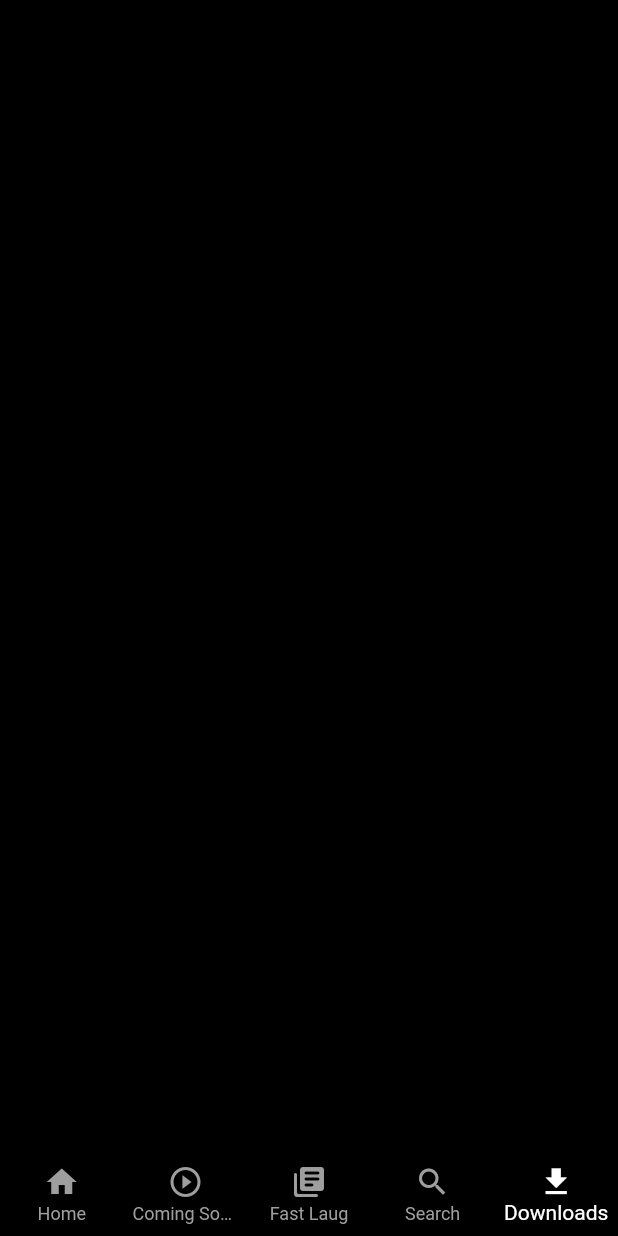
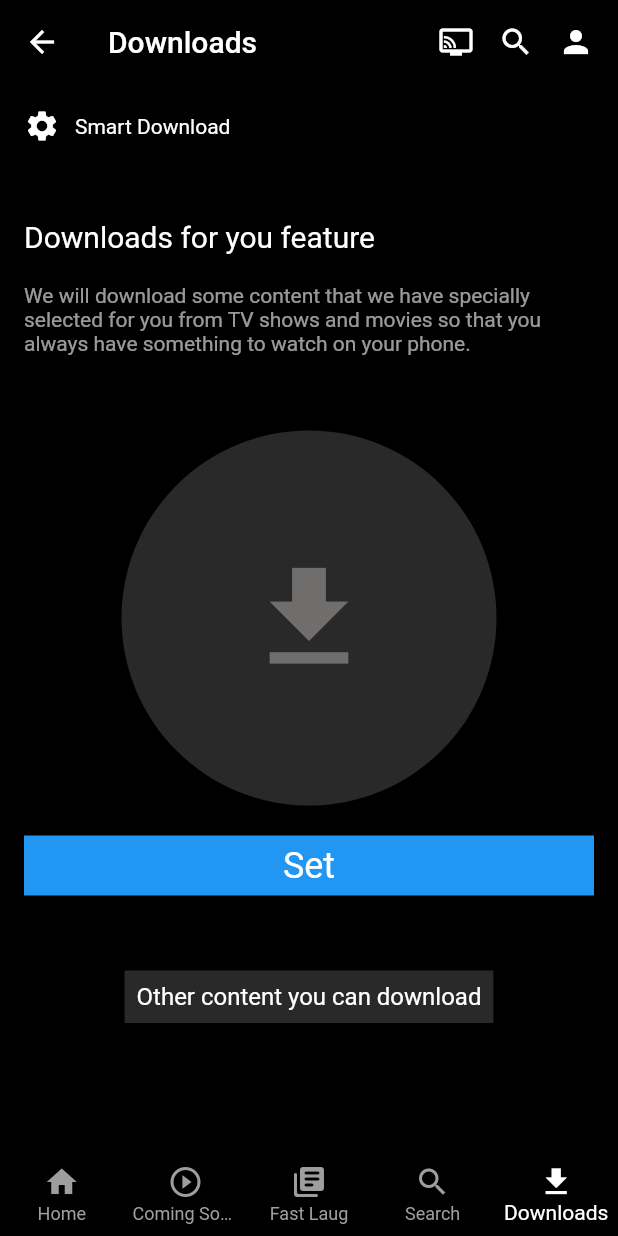
Before and after one commit to emreydz/Netflix-Clone, a Flutter app: the BottomBar screen opened directly, item 5 of the bottom bar chosen, on a phone screen of 412 x 824 dp. Run offline on Flutter 3.47's test engine with Material 2 defaults, Android fonts, the phone set to English and light mode, and no system bars; our stand-ins replace card_swiper, chewie, lottie, smooth_page_indicator, video_player; missing offline and left inert: antdesign_icons.

Commit message:
add a download page

```diff
--- a/lib/core/constants/bottom/bottom_constant.dart
+++ b/lib/core/constants/bottom/bottom_constant.dart
@@ -4,7 +4,7 @@ import 'package:netflix_clone/features/fast_laug/view/fast_laug.dart';
 
 import '../../../features/hot_and_new/view/hot_and_new.dart';
 import '../../../features/hot_and_new/view/tab/cominsoon.dart';
-import '../../../features/Downloads/downloads.dart';
+import '../../../features/Downloads/view/downloads.dart';
 import '../../../features/Search/view/search_screen.dart';
 import '../../../features/bottom/model/bottom_navigater.dart';
 import '../../../features/home/view/home_screen.dart';
--- a/lib/core/constants/fast_laug/fast_laug_constant.dart
+++ b/lib/core/constants/fast_laug/fast_laug_constant.dart
@@ -21,4 +21,9 @@ class FastLaugConstants {
     "assets/shorts/short_7.mp4",
     "assets/shorts/short_8.mp4",
   ];
+
+  final String send = "2.80 B";
+  final String mylist = "My List";
+  final String play = "Play";
+  final String fav = "600K";
 }
--- a/lib/features/Downloads/downloads.dart
+++ /dev/null
@@ -1,15 +0,0 @@
-import 'package:flutter/material.dart';
-
-class DownloadsPage extends StatefulWidget {
-  DownloadsPage({Key? key}) : super(key: key);
-
-  @override
-  State<DownloadsPage> createState() => _DownloadsPageState();
-}
-
-class _DownloadsPageState extends State<DownloadsPage> {
-  @override
-  Widget build(BuildContext context) {
-    return Scaffold();
-  }
-}
--- /dev/null
+++ b/lib/features/Downloads/view/downloads.dart
@@ -0,0 +1,127 @@
+import 'package:flutter/material.dart';
+
+class DownloadsPage extends StatefulWidget {
+  DownloadsPage({Key? key}) : super(key: key);
+
+  @override
+  State<DownloadsPage> createState() => _DownloadsPageState();
+}
+
+class _DownloadsPageState extends State<DownloadsPage> {
+  @override
+  Widget build(BuildContext context) {
+    return Scaffold(
+      appBar: AppBar(
+        backgroundColor: Colors.transparent,
+        elevation: 0,
+        title: Text("Downloads"),
+        actions: [
+          Icon(
+            Icons.connected_tv,
+          ),
+          SizedBox(
+            width: 16,
+          ),
+          Icon(
+            Icons.search,
+          ),
+          SizedBox(
+            width: 16,
+          ),
+          Icon(
+            Icons.person,
+          ),
+          SizedBox(
+            width: 16,
+          ),
+        ],
+      ),
+      body: SafeArea(
+        child: Padding(
+          padding: const EdgeInsets.all(16.0),
+          child: Column(
+            mainAxisAlignment: MainAxisAlignment.start,
+            children: [
+              Row(
+                children: [
+                  Icon(
+                    Icons.settings,
+                    color: Colors.white,
+                  ),
+                  SizedBox(
+                    width: 10,
+                  ),
+                  Text(
+                    "Smart Download",
+                    style: TextStyle(color: Colors.white),
+                  )
+                ],
+              ),
+              SizedBox(
+                height: 50,
+              ),
+              Align(
+                alignment: Alignment.topLeft,
+                child: Text(
+                  "Downloads for you feature",
+                  style: TextStyle(color: Colors.white, fontSize: 20),
+                ),
+              ),
+              SizedBox(
+                height: 20,
+              ),
+              Text(
+                "We will download some content that we have specially selected for you from TV shows and movies so that you always have something to watch on your phone.",
+                style: TextStyle(color: Colors.white.withOpacity(0.6)),
+              ),
+              SizedBox(
+                height: 50,
+              ),
+              Center(
+                child: Container(
+                  height: 250,
+                  width: 250,
+                  padding: const EdgeInsets.all(35),
+                  decoration: const BoxDecoration(
+                      color: Color.fromARGB(163, 66, 64, 64),
+                      shape: BoxShape.circle),
+                  child: const Icon(
+                    Icons.download,
+                    size: 90,
+                    color: Color.fromARGB(161, 153, 148, 148),
+                  ),
+                ),
+              ),
+              SizedBox(
+                height: 20,
+              ),
+              Container(
+                width: MediaQuery.of(context).size.width,
+                color: Colors.blue,
+                height: 40,
+                child: Center(
+                    child: Text(
+                  "Set",
+                  style: TextStyle(color: Colors.white, fontSize: 24),
+                )),
+              ),
+              SizedBox(
+                height: 50,
+              ),
+              Container(
+                color: Color.fromARGB(163, 66, 64, 64),
+                child: Padding(
+                  padding: const EdgeInsets.all(8.0),
+                  child: Text(
+                    "Other content you can download",
+                    style: TextStyle(color: Colors.white, fontSize: 16),
+                  ),
+                ),
+              )
+            ],
+          ),
+        ),
+      ),
+    );
+  }
+}
--- a/lib/features/bottom/view/bottom_navigation.dart
+++ b/lib/features/bottom/view/bottom_navigation.dart
@@ -16,11 +16,11 @@ class BottomBar extends StatefulWidget {
 
 class _BottomBarState extends State<BottomBar> {
   List<bottomnavigation> btmnavigtn = [
-    bottomnavigation(icon: _icons.items[0], title: _item.home),
-    bottomnavigation(icon: _icons.items[1], title: _item.comingSoon),
-    bottomnavigation(icon: _icons.items[2], title: _item.FastLaug),
-    bottomnavigation(icon: _icons.items[3], title: _item.search),
-    bottomnavigation(icon: _icons.items[4], title: _item.downloads),
+    bottomnavigation(icon: _icons.itemsbottem[0], title: _item.home),
+    bottomnavigation(icon: _icons.itemsbottem[1], title: _item.comingSoon),
+    bottomnavigation(icon: _icons.itemsbottem[2], title: _item.FastLaug),
+    bottomnavigation(icon: _icons.itemsbottem[3], title: _item.search),
+    bottomnavigation(icon: _icons.itemsbottem[4], title: _item.downloads),
   ];
 
   int selectedIndex = 0;
--- a/lib/features/fast_laug/model/fast_laug_model.dart
+++ b/lib/features/fast_laug/model/fast_laug_model.dart
@@ -1,9 +1,11 @@
-class FastLaug {
-  String title;
+import 'package:flutter/material.dart';
+
+class LaugOption {
+  IconData icon;
   String subtitle;
 
-  FastLaug({
-    required this.title,
+  LaugOption({
+    required this.icon,
     required this.subtitle,
   });
 }
--- a/lib/features/fast_laug/view/fast_laug.dart
+++ b/lib/features/fast_laug/view/fast_laug.dart
@@ -12,7 +12,6 @@ class fast_laug extends StatelessWidget {
       body: SafeArea(
         child: Stack(
           children: [
-            //We need swiper for every content
             Swiper(
               itemBuilder: (BuildContext context, int index) {
                 return ContentScreen(
```
Also changed, not shown: lib/core/init/icon/app_icon.dart (+8 -5 lines), lib/features/fast_laug/view/widget/option.dart (+37 -10 lines), lib/core/constants/downloads/downloads.dart (added).
